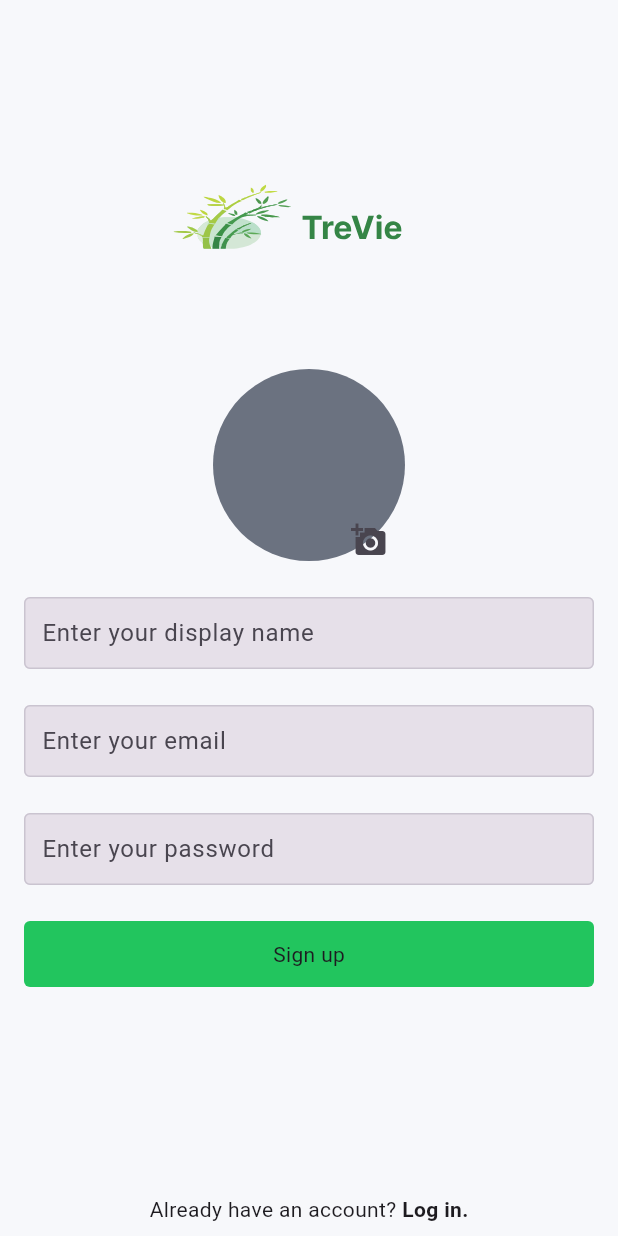
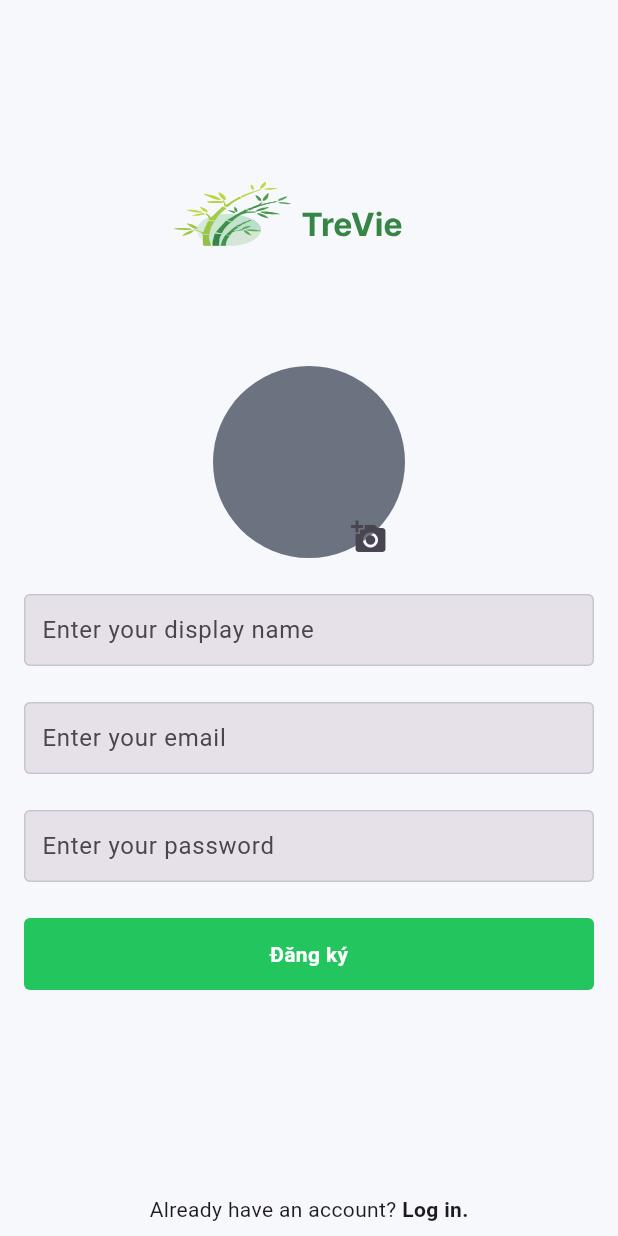
Before and after one commit to daoporo102/trevie-social-app, a Flutter app: the screen it shows after launch, after a tap on "Sign up.", on a phone screen of 412 x 824 dp. Run offline on Flutter 3.47's test engine with Material 3 defaults, Android fonts, the phone set to English and light mode, and no system bars; our stand-ins replace cloud_firestore, firebase_auth, firebase_core, firebase_storage, flutter_svg, image_picker; missing offline and left inert: firebase_app_check; accounts and stored records are empty; generated files the repository leaves out were written again.

Commit message:
feat(custom-buttons): custom Inkwell for Login & Sign up screen

```diff
--- a/lib/screens/login_screen.dart
+++ b/lib/screens/login_screen.dart
@@ -7,9 +7,9 @@ import 'package:social_media_app/responsive/mobile_screen_layout.dart';
 import 'package:social_media_app/responsive/responsive_layout_screen.dart';
 import 'package:social_media_app/responsive/web_screen_layout.dart';
 import 'package:social_media_app/screens/signup_screen.dart';
-import 'package:social_media_app/utils/colors.dart';
 import 'package:social_media_app/utils/global_variables.dart';
 import 'package:social_media_app/utils/utils.dart';
+import 'package:social_media_app/widgets/custom_inkwell.dart';
 import 'package:social_media_app/widgets/text_field_input.dart';
 
 class LoginScreen extends StatefulWidget {
@@ -101,29 +101,10 @@ class _LoginScreenState extends State<LoginScreen> {
               ),
               const SizedBox(height: 24),
               //button login
-              InkWell(
-                onTap: () {
-                  // Handle login logic
-                  loginUser();
-                },
-                child: Container(
-                  width: double.infinity,
-                  alignment: Alignment.center,
-                  padding: const EdgeInsets.symmetric(vertical: 12),
-                  decoration: const ShapeDecoration(
-                    shape: RoundedRectangleBorder(
-                      borderRadius: BorderRadius.all(Radius.circular(4)),
-                    ),
-                    color: appPrimaryColor,
-                  ),
-                  child: _isLoading
-                      ? Center(
-                          child: const CircularProgressIndicator(
-                            color: onPrimaryColor,
-                          ),
-                        )
-                      : const Text('Login'),
-                ),
+              CustomInkwell(
+                title: 'Đăng nhập',
+                onTap: loginUser,
+                isLoading: _isLoading,
               ),
               const SizedBox(height: 12),
               Flexible(flex: 2, child: Container()),
--- a/lib/screens/signup_screen.dart
+++ b/lib/screens/signup_screen.dart
@@ -11,6 +11,7 @@ import 'package:social_media_app/responsive/web_screen_layout.dart';
 import 'package:social_media_app/screens/login_screen.dart';
 import 'package:social_media_app/utils/colors.dart';
 import 'package:social_media_app/utils/utils.dart';
+import 'package:social_media_app/widgets/custom_inkwell.dart';
 import 'package:social_media_app/widgets/text_field_input.dart';
 
 class SignupScreen extends StatefulWidget {
@@ -174,28 +175,10 @@ class _SignupScreenState extends State<SignupScreen> {
                         ),
                         const SizedBox(height: 24),
                         //button login
-                        InkWell(
+                        CustomInkwell(
+                          title: 'Đăng ký',
                           onTap: signUpUser,
-                          child: Container(
-                            width: double.infinity,
-                            alignment: Alignment.center,
-                            padding: const EdgeInsets.symmetric(vertical: 12),
-                            decoration: const ShapeDecoration(
-                              shape: RoundedRectangleBorder(
-                                borderRadius: BorderRadius.all(
-                                  Radius.circular(4),
-                                ),
-                              ),
-                              color: appPrimaryColor,
-                            ),
-                            child: _isLoading
-                                ? Center(
-                                    child: const CircularProgressIndicator(
-                                      color: onPrimaryColor,
-                                    ),
-                                  )
-                                : const Text('Sign up'),
-                          ),
+                          isLoading: _isLoading,
                         ),
                         const SizedBox(height: 12),
                         Flexible(flex: 2, child: Container()),
--- /dev/null
+++ b/lib/widgets/custom_inkwell.dart
@@ -0,0 +1,52 @@
+import 'package:flutter/material.dart';
+import 'package:social_media_app/utils/colors.dart';
+
+class CustomInkwell extends StatelessWidget {
+  final String title;
+  final VoidCallback onTap;
+  final bool isLoading;
+  final Color backgroundColor;
+  final Color textColor;
+  final double height;
+  final BorderRadiusGeometry borderRadius;
+
+  const CustomInkwell({super.key, required this.title, required this.onTap, this.isLoading = false, this.backgroundColor = appPrimaryColor, this.textColor = onPrimaryColor, this.borderRadius = const BorderRadius.all(Radius.circular(4)), this.height=48.0});
+
+
+  @override
+  Widget build(BuildContext context) {
+    final bool enabled = !isLoading;
+    return Opacity(
+      opacity: enabled ? 1.0 : 0.8,
+      child: InkWell(
+        onTap: enabled ? onTap : null,
+        child:  Ink(
+          width: double.infinity,
+          height: height,
+          decoration: ShapeDecoration(
+            color: backgroundColor,
+            shape: RoundedRectangleBorder(borderRadius: borderRadius),
+          ),
+          child: Center(
+            child: isLoading
+                ? const SizedBox(
+                    width: 20,
+                    height: 20,
+                    child: CircularProgressIndicator(
+                      strokeWidth: 2,
+                      color: onPrimaryColor,
+                    ),
+                  )
+                : Text(
+                    title,
+                    style: TextStyle(
+                      color: textColor,
+                      fontWeight: FontWeight.w600,
+                    ),
+                  ),
+          ),
+        ),
+      ),
+    );
+  }
+}
```
